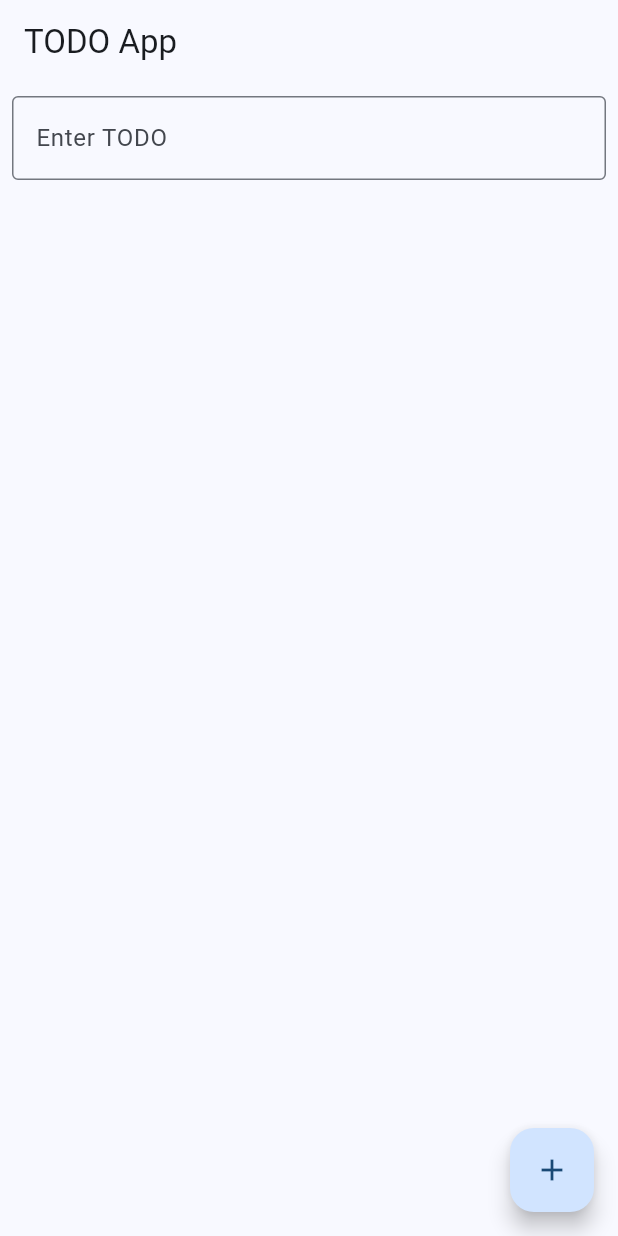
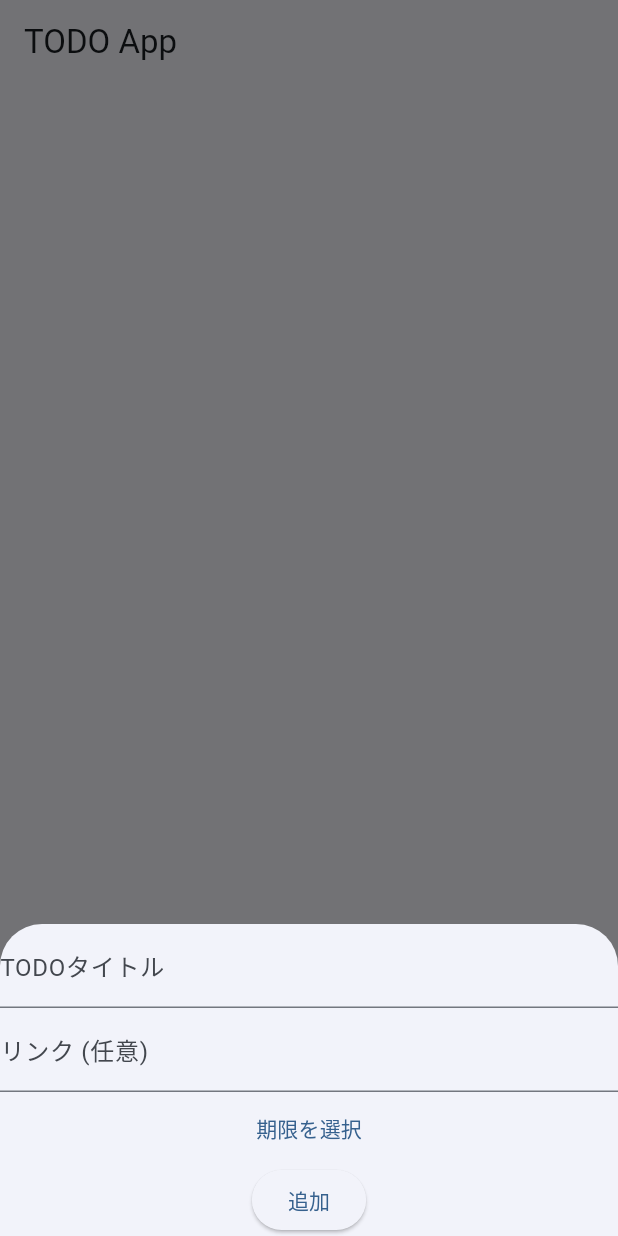
Before and after one commit to takosuke888/myreminder, a Flutter app: the screen it shows after launch, after a tap on the "add" icon, on a phone screen of 412 x 824 dp. Run offline on Flutter 3.47's test engine with Material 3 defaults, Android fonts, the light colour scheme and no system bars.

Commit message:
GPTが入力モーダルデザインを提案

```diff
--- a/lib/main.dart
+++ b/lib/main.dart
@@ -1,4 +1,5 @@
 import 'package:flutter/material.dart';
+import 'package:intl/intl.dart';
 
 void main() {
   runApp(const MyApp());
@@ -31,15 +32,11 @@ class MyHomePage extends StatefulWidget {
 
 class _MyHomePageState extends State<MyHomePage> {
   final List<Todo> _todoList = [];
-  final TextEditingController _textController = TextEditingController();
 
-  void _addTodo(String text) {
-    if (text.isNotEmpty) {
+  void _addTodo(Todo todo) {
     setState(() {
-        _todoList.add(Todo(title: text));
-        _textController.clear(); // すべてのTextEditingControllerが対象？
+      _todoList.add(todo);
     });
-    }
   }
 
   void _removeTodo(int index) {
@@ -50,8 +47,18 @@ class _MyHomePageState extends State<MyHomePage> {
 
   void _toggleDone(int index) {
     setState(() {
-      _todoList[index].isDone = !_todoList[index].isDone; // Toggle the isDone property
+      _todoList[index].isDone = !_todoList[index].isDone;
     });
+  }
+
+  void _showAddTodoModal(BuildContext context) {
+    showModalBottomSheet(
+      context: context,
+      isScrollControlled: true,
+      builder: (context) {
+        return AddTodoModal(onAdd: _addTodo);
+      },
+    );
   }
 
   @override
@@ -60,30 +67,15 @@ class _MyHomePageState extends State<MyHomePage> {
       appBar: AppBar(
         title: Text(widget.title),
       ),
-      body: Column(
-        children: [
-          Padding(
-            padding: const EdgeInsets.all(8.0),
-            child: TextField(
-              controller: _textController,
-              decoration: const InputDecoration(
-                border: OutlineInputBorder(),
-                labelText: 'Enter TODO',
-              ),
-              onSubmitted: _addTodo,
-            ),
-          ),
-          Expanded(
+      body: Expanded(
         child: TodoList(
           todos: _todoList,
           onToggle: _toggleDone,
           onRemove: _removeTodo,
         ),
       ),
-        ],
-      ),
       floatingActionButton: FloatingActionButton(
-        onPressed: () => _addTodo(_textController.text),
+        onPressed: () => _showAddTodoModal(context),
         child: const Icon(Icons.add),
       ),
     );
@@ -140,6 +132,15 @@ class TodoCard extends StatelessWidget {
             decoration: todo.isDone ? TextDecoration.lineThrough : null,
           ),
         ),
+        subtitle: Column(
+          crossAxisAlignment: CrossAxisAlignment.start,
+          children: [
+            if (todo.link.isNotEmpty)
+              Text("Link: ${todo.link}", style: TextStyle(color: Colors.blue)),
+            if (todo.deadline != null)
+              Text("Deadline: ${DateFormat('yyyy-MM-dd').format(todo.deadline!)}"),
+          ],
+        ),
         leading: Checkbox(
           value: todo.isDone,
           onChanged: (_) => onToggle(),
@@ -153,9 +154,79 @@ class TodoCard extends StatelessWidget {
   }
 }
 
+class AddTodoModal extends StatefulWidget {
+  final Function(Todo) onAdd;
+
+  const AddTodoModal({super.key, required this.onAdd});
+
+  @override
+  _AddTodoModalState createState() => _AddTodoModalState();
+}
+
+class _AddTodoModalState extends State<AddTodoModal> {
+  final TextEditingController _titleController = TextEditingController();
+  final TextEditingController _linkController = TextEditingController();
+  DateTime? _selectedDate;
+
+  void _submit() {
+    if (_titleController.text.isNotEmpty) {
+      widget.onAdd(Todo(
+        title: _titleController.text,
+        link: _linkController.text,
+        deadline: _selectedDate,
+      ));
+      Navigator.pop(context);
+    }
+  }
+
+  void _pickDate() async {
+    DateTime? picked = await showDatePicker(
+      context: context,
+      initialDate: DateTime.now(),
+      firstDate: DateTime.now(),
+      lastDate: DateTime(2100),
+    );
+    if (picked != null) {
+      setState(() {
+        _selectedDate = picked;
+      });
+    }
+  }
+
+  @override
+  Widget build(BuildContext context) {
+    return Padding(
+      padding: EdgeInsets.only(bottom: MediaQuery.of(context).viewInsets.bottom),
+      child: Column(
+        mainAxisSize: MainAxisSize.min,
+        children: [
+          TextField(
+            controller: _titleController,
+            decoration: const InputDecoration(labelText: 'TODOタイトル'),
+          ),
+          TextField(
+            controller: _linkController,
+            decoration: const InputDecoration(labelText: 'リンク (任意)'),
+          ),
+          TextButton(
+            onPressed: _pickDate,
+            child: Text(_selectedDate == null ? '期限を選択' : DateFormat('yyyy-MM-dd').format(_selectedDate!)),
+          ),
+          ElevatedButton(
+            onPressed: _submit,
+            child: const Text('追加'),
+          ),
+        ],
+      ),
+    );
+  }
+}
+
 class Todo {
   String title;
+  String link;
+  DateTime? deadline;
   bool isDone;
 
-  Todo({required this.title, this.isDone = false});
+  Todo({required this.title, this.link = '', this.deadline, this.isDone = false});
 }
--- a/pubspec.yaml
+++ b/pubspec.yaml
@@ -34,6 +34,9 @@ dependencies:
   # The following adds the Cupertino Icons font to your application.
   # Use with the CupertinoIcons class for iOS style icons.
   cupertino_icons: ^1.0.8
+
+  # Number Format Library
+  intl: ^0.18.1
 
 dev_dependencies:
   flutter_test:
```
Also changed, not shown: pubspec.lock. Lines whose indentation alone changed are shown as unchanged.
